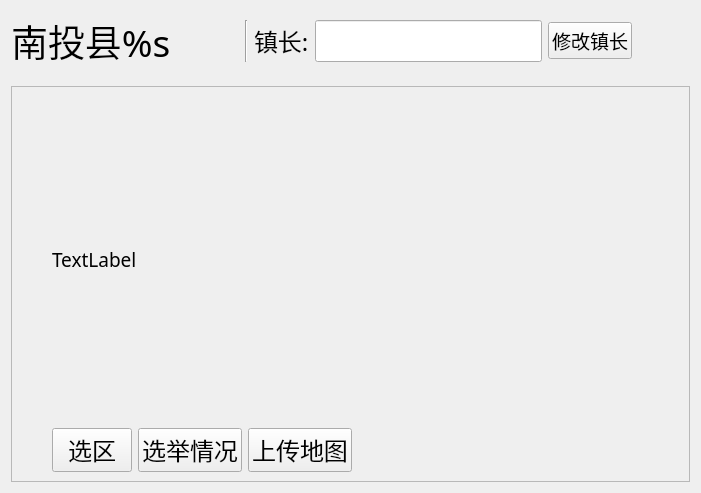
ArcherLuo233/election-s-prediction, file ui/widgets/subpages/page2_x/page2_0/page.ui: the form before one commit.
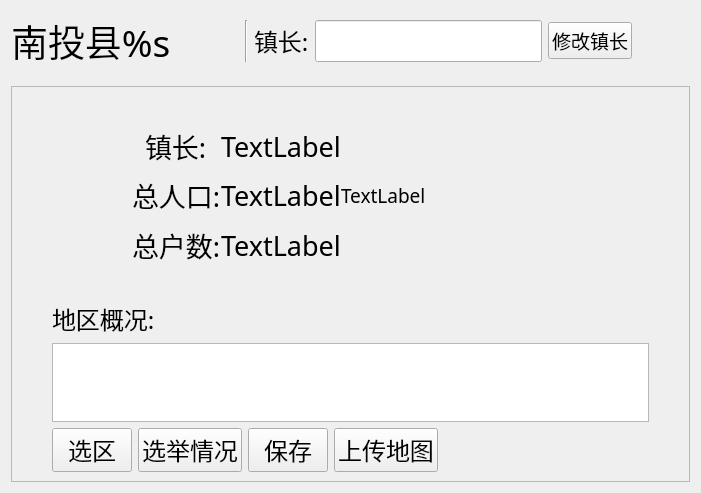
The form after the commit.

Commit message: 总选举数据统计页面;地区首页页面重做

```diff
--- a/ui/widgets/subpages/page2_x/page2_0/page.ui
+++ b/ui/widgets/subpages/page2_x/page2_0/page.ui
@@ -128,7 +128,7 @@
        <property name="frameShape">
         <enum>QFrame::StyledPanel</enum>
        </property>
-       <layout class="QVBoxLayout" name="verticalLayout_2" stretch="10,1">
+       <layout class="QVBoxLayout" name="verticalLayout_2" stretch="10,0,4,1">
         <property name="leftMargin">
          <number>40</number>
         </property>
@@ -136,10 +136,162 @@
          <number>40</number>
         </property>
         <item>
-         <layout class="QHBoxLayout" name="horizontalLayout">
+               <layout class="QHBoxLayout" name="horizontalLayout" stretch="3,5">
           <property name="spacing">
            <number>0</number>
           </property>
+                   <item>
+                       <layout class="QFormLayout" name="formLayout_2">
+                           <property name="labelAlignment">
+                               <set>Qt::AlignCenter</set>
+                           </property>
+                           <property name="formAlignment">
+                               <set>Qt::AlignCenter</set>
+                           </property>
+                           <property name="leftMargin">
+                               <number>80</number>
+                           </property>
+                           <property name="topMargin">
+                               <number>20</number>
+                           </property>
+                           <property name="rightMargin">
+                               <number>0</number>
+                           </property>
+                           <property name="bottomMargin">
+                               <number>20</number>
+                           </property>
+                           <item row="1" column="0">
+                               <widget class="QLabel" name="name">
+                                   <property name="font">
+                                       <font>
+                                           <family>黑体</family>
+                                           <pointsize>20</pointsize>
+                                       </font>
+                                   </property>
+                                   <property name="text">
+                                       <string>镇长:</string>
+                                   </property>
+                               </widget>
+                           </item>
+                           <item row="3" column="0">
+                               <widget class="QLabel" name="vote_number">
+                                   <property name="font">
+                                       <font>
+                                           <family>黑体</family>
+                                           <pointsize>20</pointsize>
+                                       </font>
+                                   </property>
+                                   <property name="text">
+                                       <string>总人口:</string>
+                                   </property>
+                               </widget>
+                           </item>
+                           <item row="5" column="0">
+                               <widget class="QLabel" name="cpwl">
+                                   <property name="font">
+                                       <font>
+                                           <family>黑体</family>
+                                           <pointsize>20</pointsize>
+                                       </font>
+                                   </property>
+                                   <property name="text">
+                                       <string>总户数:</string>
+                                   </property>
+                               </widget>
+                           </item>
+                           <item row="1" column="1">
+                               <widget class="QLabel" name="Mayor_text">
+                                   <property name="font">
+                                       <font>
+                                           <family>黑体</family>
+                                           <pointsize>20</pointsize>
+                                       </font>
+                                   </property>
+                                   <property name="text">
+                                       <string>TextLabel</string>
+                                   </property>
+                               </widget>
+                           </item>
+                           <item row="3" column="1">
+                               <widget class="QLabel" name="population">
+                                   <property name="font">
+                                       <font>
+                                           <family>黑体</family>
+                                           <pointsize>20</pointsize>
+                                       </font>
+                                   </property>
+                                   <property name="text">
+                                       <string>TextLabel</string>
+                                   </property>
+                               </widget>
+                           </item>
+                           <item row="5" column="1">
+                               <widget class="QLabel" name="numofhouse_text">
+                                   <property name="font">
+                                       <font>
+                                           <family>黑体</family>
+                                           <pointsize>20</pointsize>
+                                       </font>
+                                   </property>
+                                   <property name="text">
+                                       <string>TextLabel</string>
+                                   </property>
+                               </widget>
+                           </item>
+                           <item row="0" column="0">
+                               <spacer name="verticalSpacer">
+                                   <property name="orientation">
+                                       <enum>Qt::Vertical</enum>
+                                   </property>
+                                   <property name="sizeHint" stdset="0">
+                                       <size>
+                                           <width>20</width>
+                                           <height>40</height>
+                                       </size>
+                                   </property>
+                               </spacer>
+                           </item>
+                           <item row="2" column="0">
+                               <spacer name="verticalSpacer_2">
+                                   <property name="orientation">
+                                       <enum>Qt::Vertical</enum>
+                                   </property>
+                                   <property name="sizeHint" stdset="0">
+                                       <size>
+                                           <width>20</width>
+                                           <height>40</height>
+                                       </size>
+                                   </property>
+                               </spacer>
+                           </item>
+                           <item row="4" column="0">
+                               <spacer name="verticalSpacer_3">
+                                   <property name="orientation">
+                                       <enum>Qt::Vertical</enum>
+                                   </property>
+                                   <property name="sizeHint" stdset="0">
+                                       <size>
+                                           <width>20</width>
+                                           <height>40</height>
+                                       </size>
+                                   </property>
+                               </spacer>
+                           </item>
+                           <item row="6" column="0">
+                               <spacer name="verticalSpacer_4">
+                                   <property name="orientation">
+                                       <enum>Qt::Vertical</enum>
+                                   </property>
+                                   <property name="sizeHint" stdset="0">
+                                       <size>
+                                           <width>20</width>
+                                           <height>40</height>
+                                       </size>
+                                   </property>
+                               </spacer>
+                           </item>
+                       </layout>
+                   </item>
           <item>
            <widget class="QLabel" name="lab_img">
             <property name="text">
@@ -149,6 +301,22 @@
           </item>
          </layout>
         </item>
+           <item>
+               <widget class="QLabel" name="label_5">
+                   <property name="font">
+                       <font>
+                           <family>黑体</family>
+                           <pointsize>18</pointsize>
+                       </font>
+                   </property>
+                   <property name="text">
+                       <string>地区概况:</string>
+                   </property>
+               </widget>
+           </item>
+           <item>
+               <widget class="QPlainTextEdit" name="textedit_remark"/>
+           </item>
         <item>
          <layout class="QHBoxLayout" name="horizontalLayout_8">
           <item>
@@ -183,6 +351,22 @@
                      </property>
                  </widget>
              </item>
+                   <item>
+                       <widget class="QPushButton" name="btn_save">
+                           <property name="font">
+                               <font>
+                                   <family>黑体</family>
+                                   <pointsize>18</pointsize>
+                               </font>
+                           </property>
+                           <property name="cursor">
+                               <cursorShape>PointingHandCursor</cursorShape>
+                           </property>
+                           <property name="text">
+                               <string>保存</string>
+                           </property>
+                       </widget>
+                   </item>
              <item>
                  <widget class="QPushButton" name="btn_savemap">
                      <property name="font">
```
Lines whose indentation alone changed are shown as unchanged. The commit also changes 7 other files.
